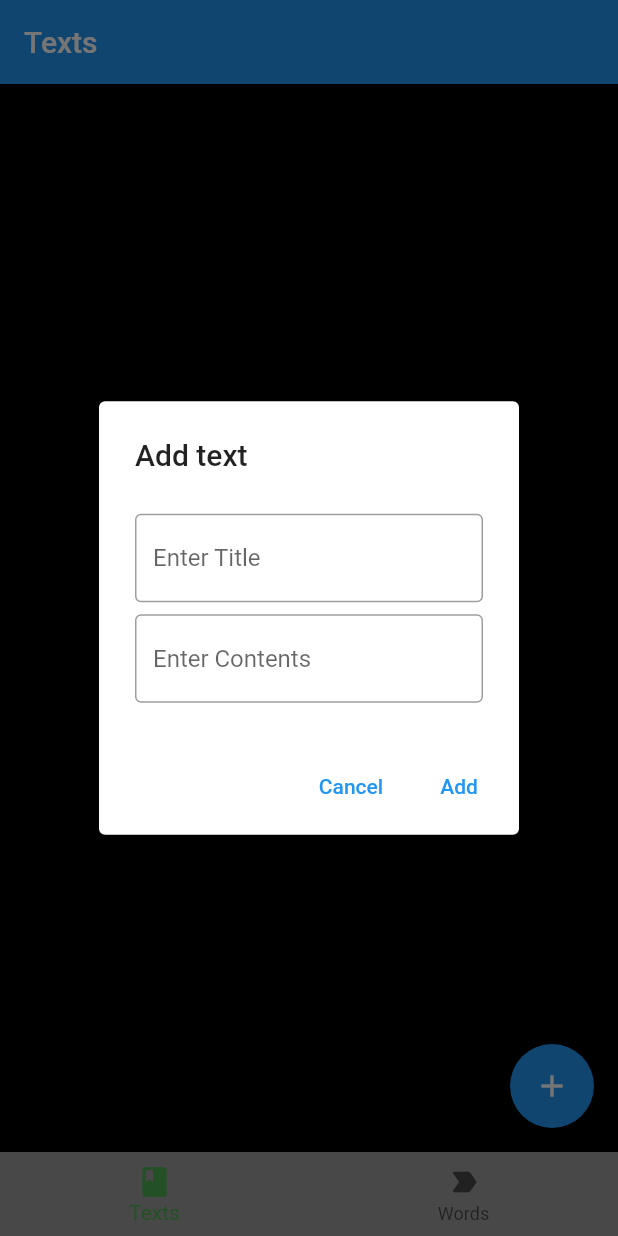
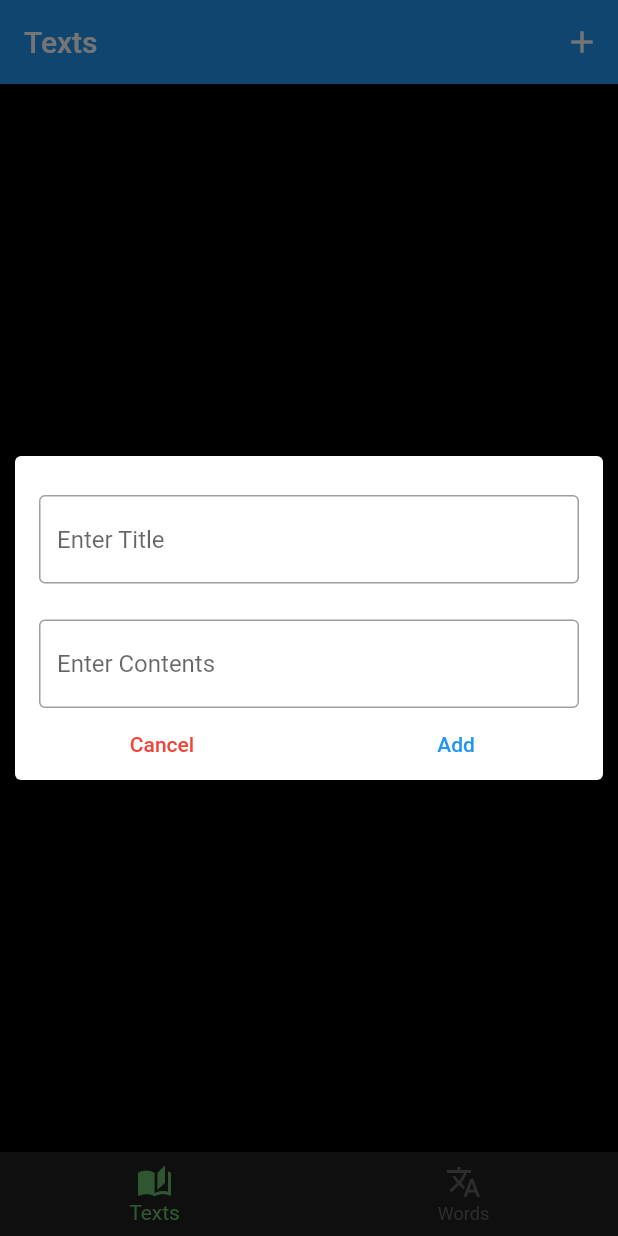
Before and after one commit to Virdici/LanguageMiner, a Flutter app: the screen it shows after launch, after a tap on the "add" icon, on a phone screen of 412 x 824 dp. Run offline on Flutter 3.47's test engine with Material 2 defaults, Android fonts, the phone set to English and light mode, and no system bars; our stand-ins replace fluttertoast, hive, hive_flutter, permission_handler, shared_preferences, sqflite; accounts and stored records are empty.

Commit message:
fix buttons; save text size, padding, position

```diff
--- a/lib/Controllers/dictController.dart
+++ b/lib/Controllers/dictController.dart
@@ -41,7 +41,7 @@ class DictController {
     for (var term in data) {
       Map<String, Object?> newDefinition = Map();
       if (term['definition'].toString().contains(';')) {
-        List<String> definitions = term['definition'].toString().split(';');
+        List<String> definitions = term['definition'].toString().split('; ');
         for (var definition in definitions) {
           newDefinition = {
             'term': term['term'],
--- a/lib/Controllers/wordController.dart
+++ b/lib/Controllers/wordController.dart
@@ -27,7 +27,6 @@ class WordController {
     box.add(wordToAdd);
   }
 
-  //TODO dodać sprawdzanie po definicji
   static bool checkIfExists(String term, String sentence) {
     var box = Hive.box<WordModel>('words');
     var terms = box.values.where(
--- a/lib/main.dart
+++ b/lib/main.dart
@@ -16,11 +16,13 @@ void main() async {
   runApp(MaterialApp(
     title: 'yap',
     theme: ThemeData(
-        primaryColor: Colors.grey,
+        primaryColor: Colors.grey[900],
         backgroundColor: Colors.black,
         scaffoldBackgroundColor: Colors.black,
-        bottomNavigationBarTheme:
-            BottomNavigationBarThemeData(backgroundColor: Colors.grey),
+        bottomNavigationBarTheme: BottomNavigationBarThemeData(
+            selectedItemColor: Colors.green[400],
+            backgroundColor: Colors.grey[900],
+            unselectedItemColor: Colors.grey[700]),
         textTheme: TextTheme(
           headline1: TextStyle(
               color: Colors.white,
@@ -46,54 +48,73 @@ class MyApp extends StatefulWidget {
 
 class _MyAppState extends State<MyApp> {
   int _pageIndex = 0;
-  late PageController _pageController;
   List<Widget> pages = [TextPg(), WordPg()];
 
   @override
   void initState() {
     super.initState();
-    _pageController = PageController();
   }
 
   @override
   void dispose() {
-    _pageController.dispose();
     super.dispose();
   }
 
   void changePage(int index) {
     setState(() {});
     _pageIndex = index;
-    _pageController.animateToPage(index,
-        duration: Duration(milliseconds: 300), curve: Curves.easeOut);
   }
 
   @override
   Widget build(BuildContext context) {
     return Scaffold(
-      // backgroundColor: Color(Colors.black.hashCode),
-      body: PageView(
-        controller: _pageController,
-        children: pages,
+      body: Center(
+        child: pages.elementAt(_pageIndex),
       ),
       bottomNavigationBar: BottomNavigationBar(
-        items: [
+        items: const <BottomNavigationBarItem>[
           BottomNavigationBarItem(
-            icon: Icon(Icons.book),
+            icon: Icon(Icons.auto_stories),
             label: 'Texts',
+            backgroundColor: Colors.red,
           ),
           BottomNavigationBarItem(
-            icon: Icon(Icons.label_important_rounded),
+            icon: Icon(Icons.translate),
             label: 'Words',
-          )
+            backgroundColor: Colors.green,
+          ),
         ],
         currentIndex: _pageIndex,
         onTap: changePage,
-        selectedItemColor: Colors.green,
       ),
     );
   }
 }
+//   @override
+//   Widget build(BuildContext context) {
+//     return Scaffold(
+//       // backgroundColor: Color(Colors.black.hashCode),
+//       body: PageView(
+//         children: pages,
+//       ),
+//       bottomNavigationBar: BottomNavigationBar(
+//         items: [
+//           BottomNavigationBarItem(
+//             icon: Icon(Icons.book),
+//             label: 'Texts',
+//           ),
+//           BottomNavigationBarItem(
+//             icon: Icon(Icons.label_important_rounded),
+//             label: 'Words',
+//           )
+//         ],
+//         currentIndex: _pageIndex,
+//         onTap: changePage,
+//         selectedItemColor: Colors.green,
+//       ),
+//     );
+//   }
+// }
 
 class TextPg extends StatelessWidget {
   @override
@@ -130,58 +151,3 @@ class WordPg extends StatelessWidget {
     );
   }
 }
-
-// Future main() async {
-//   await Hive.initFlutter();
-//   Hive.registerAdapter(TextModelAdapter());
-//   await Hive.openBox<TextModel>('texts');
-
-//   runApp(MaterialApp(
-//     title: 'yap',
-//     home: Home(),
-//   ));
-// }
-
-// class Home extends StatefulWidget {
-//   @override
-//   _HomeState createState() => _HomeState();
-// }
-
-// class _HomeState extends State<Home> {
-//   int _pageIndex = 0;
-
-//   List<Widget> pages = <Widget>[TextsPage(), WordsPage()];
-
-//   void onTap(int index) {
-//     setState(() {
-//       _pageIndex = index;
-//     });
-//   }
-
-//   @override
-//   Widget build(BuildContext context) {
-//     return Scaffold(
-//       appBar: AppBar(
-//         title: Text('LangReader'),
-//       ),
-//       body: Center(
-//         child: pages.elementAt(_pageIndex),
-//       ),
-//       bottomNavigationBar: BottomNavigationBar(
-//         items: [
-//           BottomNavigationBarItem(
-//             icon: Icon(Icons.book),
-//             label: 'Texts',
-//           ),
-//           BottomNavigationBarItem(
-//             icon: Icon(Icons.label_important_rounded),
-//             label: 'Words',
-//           )
-//         ],
-//         currentIndex: _pageIndex,
-//         onTap: onTap,
-//         selectedItemColor: Colors.green,
-//       ),
-//     );
-//   }
-// }
--- a/lib/page/add_text.dart
+++ b/lib/page/add_text.dart
@@ -47,30 +47,61 @@ class _TextDialogState extends State<AddTextDialog> {
     final title = isEditing ? 'Edit text' : 'Add text';
     print(isEditing);
 
-    return AlertDialog(
-      title: Text(title),
-      content: Form(
+    return returnDialog(title, context, isEditing);
+
+    // return AlertDialog(
+    //   title: Text(title),
+    //   content: Form(
+    //     key: formKey,
+    //     child: SingleChildScrollView(
+    //       child: Column(
+    //         mainAxisSize: MainAxisSize.min,
+    //         children: <Widget>[
+    //           SizedBox(height: 8),
+    //           buildTitle(),
+    //           SizedBox(height: 8),
+    //           buildContents(),
+    //         ],
+    //       ),
+    //     ),
+    //   ),
+    //   actions: <Widget>[
+    //     buildCancelButton(context),
+    //     buildAddButton(context, isEditing: isEditing),
+    //   ],
+    // );
+  }
+
+  Widget returnDialog(String title, BuildContext context, bool isEditing) {
+    return Dialog(
+      insetPadding: EdgeInsets.symmetric(horizontal: 10),
+      child: Form(
         key: formKey,
         child: SingleChildScrollView(
           child: Column(
             mainAxisSize: MainAxisSize.min,
             children: <Widget>[
-              SizedBox(height: 8),
+              SizedBox(height: 26),
               buildTitle(),
-              SizedBox(height: 8),
+              SizedBox(height: 24),
               buildContents(),
+              Row(
+                mainAxisAlignment: MainAxisAlignment.spaceAround,
+                children: [
+                  buildCancelButton(context),
+                  buildAddButton(context, isEditing: isEditing),
+                ],
+              )
             ],
           ),
         ),
       ),
-      actions: <Widget>[
-        buildCancelButton(context),
-        buildAddButton(context, isEditing: isEditing),
-      ],
     );
   }
 
-  Widget buildTitle() => TextFormField(
+  Widget buildTitle() => Padding(
+        padding: const EdgeInsets.symmetric(horizontal: 16),
+        child: TextFormField(
           controller: titleController,
           keyboardType: TextInputType.multiline,
           decoration: InputDecoration(
@@ -79,9 +110,12 @@ class _TextDialogState extends State<AddTextDialog> {
           ),
           validator: (name) =>
               name != null && name.isEmpty ? 'Enter a title' : null,
+        ),
       );
 
-  Widget buildContents() => TextFormField(
+  Widget buildContents() => Padding(
+        padding: const EdgeInsets.symmetric(horizontal: 16),
+        child: TextFormField(
           controller: contentsController,
           keyboardType: TextInputType.multiline,
           maxLines: null,
@@ -91,10 +125,14 @@ class _TextDialogState extends State<AddTextDialog> {
           ),
           validator: (name) =>
               name != null && name.isEmpty ? 'Enter a contents' : null,
+        ),
       );
 
   Widget buildCancelButton(BuildContext context) => TextButton(
-        child: Text('Cancel'),
+        child: Text(
+          'Cancel',
+          style: TextStyle(color: Colors.red),
+        ),
         onPressed: () => Navigator.of(context).pop(),
       );
 
--- a/lib/page/texts_list.dart
+++ b/lib/page/texts_list.dart
@@ -20,6 +20,17 @@ class _TextsPageState extends State<TextsPage> {
     return Scaffold(
       appBar: AppBar(
         title: Text('Texts'),
+        actions: [
+          IconButton(
+              onPressed: () {
+                showDialog(
+                    context: context,
+                    builder: (context) => AddTextDialog(
+                          onClickedDone: TextController.addText,
+                        ));
+              },
+              icon: Icon(Icons.add))
+        ],
       ),
       body: ValueListenableBuilder<Box<TextModel>>(
         valueListenable: Hive.box<TextModel>('texts').listenable(),
@@ -27,14 +38,6 @@ class _TextsPageState extends State<TextsPage> {
           final texts = box.values.toList().cast<TextModel>();
           return buildContent(texts);
         },
-      ),
-      floatingActionButton: FloatingActionButton(
-        child: Icon(Icons.add),
-        onPressed: () => showDialog(
-            context: context,
-            builder: (context) => AddTextDialog(
-                  onClickedDone: TextController.addText,
-                )),
       ),
     );
   }
@@ -132,31 +135,4 @@ class _TextsPageState extends State<TextsPage> {
           )
         ],
       );
-
-  // void editText(TextModel text, String title, String contents) {
-  //   text.title = title;
-  //   text.contents = contents;
-
-  //   text.save();
-  // }
-
-  // void deleteTransaction(TextModel text) {
-  //   text.delete();
-  // }
-
-  // Future addText(String title, String contents) async {
-  //   final text = TextModel()
-  //     ..title = title
-  //     ..contents = contents
-  //     ..timeCreated = DateTime.now();
-
-  //   final box = Hive.box<TextModel>('texts');
-  //   box.add(text);
-  // }
-
-  // @override
-  // void dispose() {
-  //   Hive.close();
-  //   super.dispose();
-  // }
 }
--- a/pubspec.yaml
+++ b/pubspec.yaml
@@ -29,6 +29,7 @@ dependencies:
   path_provider:
   permission_handler:
   fluttertoast:
+  shared_preferences:
 
   # The following adds the Cupertino Icons font to your application.
   # Use with the CupertinoIcons class for iOS style icons.
```
Also changed, not shown: lib/Controllers/settings.dart (added, +54 -0 lines), lib/page/read_text.dart (+193 -135 lines), lib/page/words_list.dart (+38 -20 lines), pubspec.lock. Lines whose indentation alone changed are shown as unchanged.
